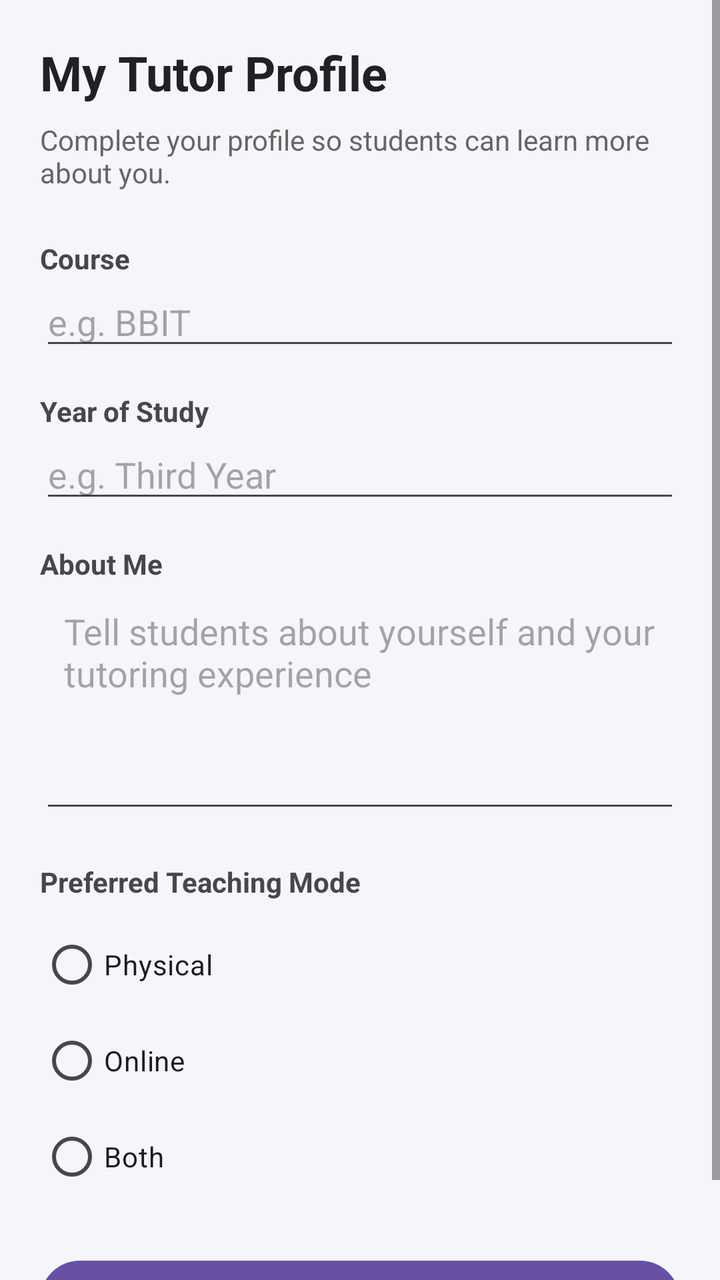
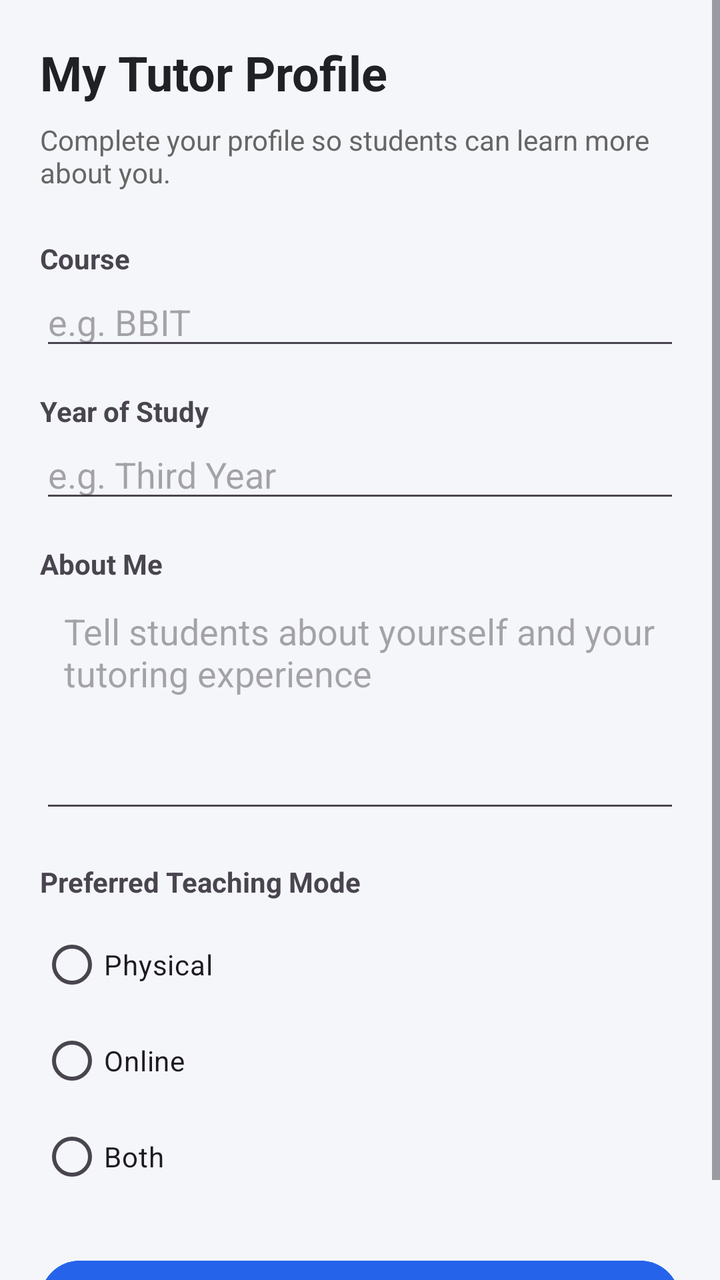

Before-and-after screenshots of an Android layout around one commit, followed by the original layout XML and the change that was made.
<!-- AndroidManifest.xml: application theme Theme.PeerTutoringApplication -->
<!-- res/layout/activity_tutor_profile.xml -->
<?xml version="1.0" encoding="utf-8"?>
<ScrollView xmlns:android="http://schemas.android.com/apk/res/android"
    android:layout_width="match_parent"
    android:layout_height="match_parent"
    android:background="#F5F6FA">

    <LinearLayout
        android:layout_width="match_parent"
        android:layout_height="wrap_content"
        android:orientation="vertical"
        android:padding="20dp">

        <TextView
            android:layout_width="match_parent"
            android:layout_height="wrap_content"
            android:text="My Tutor Profile"
            android:textSize="24sp"
            android:textStyle="bold"
            android:textColor="#202124"
            android:layout_marginBottom="8dp" />

        <TextView
            android:layout_width="match_parent"
            android:layout_height="wrap_content"
            android:text="Complete your profile so students can learn more about you."
            android:textSize="14sp"
            android:textColor="#666666"
            android:layout_marginBottom="24dp" />

        <TextView
            android:layout_width="match_parent"
            android:layout_height="wrap_content"
            android:text="Course"
            android:textStyle="bold" />

        <EditText
            android:id="@+id/etCourse"
            android:layout_width="match_parent"
            android:layout_height="wrap_content"
            android:hint="e.g. BBIT"
            android:inputType="textCapWords"
            android:layout_marginBottom="16dp" />

        <TextView
            android:layout_width="match_parent"
            android:layout_height="wrap_content"
            android:text="Year of Study"
            android:textStyle="bold" />

        <EditText
            android:id="@+id/etYearOfStudy"
            android:layout_width="match_parent"
            android:layout_height="wrap_content"
            android:hint="e.g. Third Year"
            android:inputType="textCapWords"
            android:layout_marginBottom="16dp" />

        <TextView
            android:layout_width="match_parent"
            android:layout_height="wrap_content"
            android:text="About Me"
            android:textStyle="bold" />

        <EditText
            android:id="@+id/etBio"
            android:layout_width="match_parent"
            android:layout_height="120dp"
            android:gravity="top"
            android:hint="Tell students about yourself and your tutoring experience"
            android:inputType="textMultiLine"
            android:padding="12dp"
            android:layout_marginBottom="20dp" />

        <TextView
            android:layout_width="match_parent"
            android:layout_height="wrap_content"
            android:text="Preferred Teaching Mode"
            android:textStyle="bold"
            android:layout_marginBottom="8dp" />

        <RadioGroup
            android:id="@+id/rgTeachingMode"
            android:layout_width="match_parent"
            android:layout_height="wrap_content"
            android:orientation="vertical"
            android:layout_marginBottom="24dp">

            <RadioButton
                android:id="@+id/rbPhysical"
                android:layout_width="wrap_content"
                android:layout_height="wrap_content"
                android:text="Physical" />

            <RadioButton
                android:id="@+id/rbOnline"
                android:layout_width="wrap_content"
                android:layout_height="wrap_content"
                android:text="Online" />

            <RadioButton
                android:id="@+id/rbBoth"
                android:layout_width="wrap_content"
                android:layout_height="wrap_content"
                android:text="Both" />

        </RadioGroup>

        <Button
            android:id="@+id/btnSaveProfile"
            android:layout_width="match_parent"
            android:layout_height="wrap_content"
            android:text="Save Profile" />

    </LinearLayout>

</ScrollView>
<!-- resources referenced by this layout -->
<resources>
  <style name="Theme.PeerTutoringApplication" parent="Base.Theme.PeerTutoringApplication" />
  <style name="Base.Theme.PeerTutoringApplication" parent="Theme.Material3.DayNight.NoActionBar">
          
          
      </style>
</resources>

<!-- the commit's change to res/layout/activity_tutor_profile.xml (unified diff, before → after) -->
@@ -106,10 +106,27 @@
         </RadioGroup>
 
         <Button
+            android:id="@+id/btnEditProfile"
+            android:layout_width="match_parent"
+            android:layout_height="wrap_content"
+            android:text="Edit Profile"
+            android:visibility="gone"
+            android:backgroundTint="#2563EB" />
+
+        <Button
             android:id="@+id/btnSaveProfile"
             android:layout_width="match_parent"
             android:layout_height="wrap_content"
-            android:text="Save Profile" />
+            android:text="Save Profile"
+            android:backgroundTint="#2563EB" />
+
+        <Button
+            android:id="@+id/btnCancelEdit"
+            android:layout_width="match_parent"
+            android:layout_height="wrap_content"
+            android:text="Cancel"
+            android:visibility="gone"
+            android:backgroundTint="#777777" />
 
     </LinearLayout>
 
